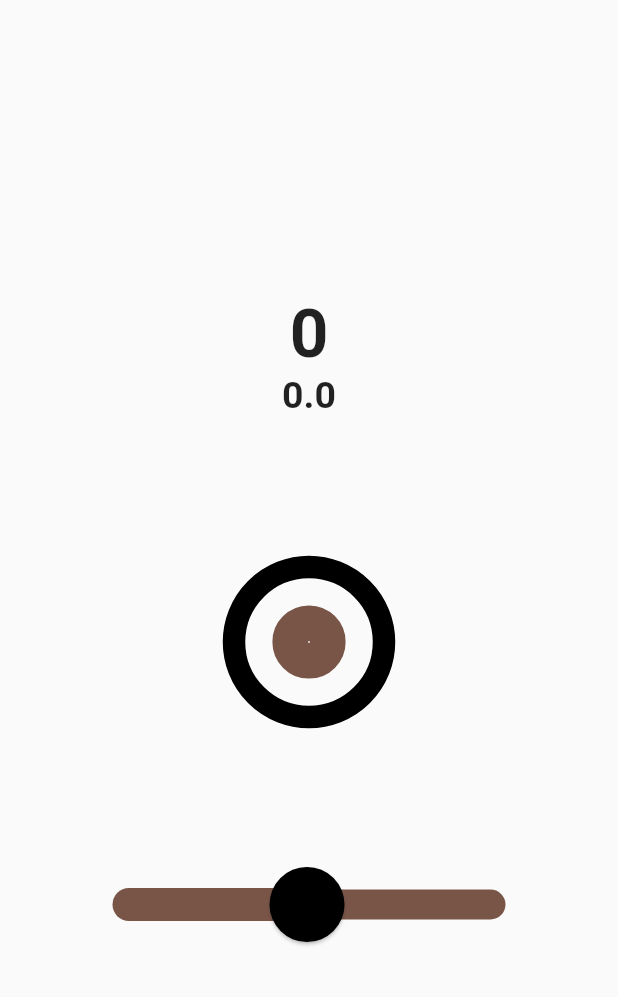
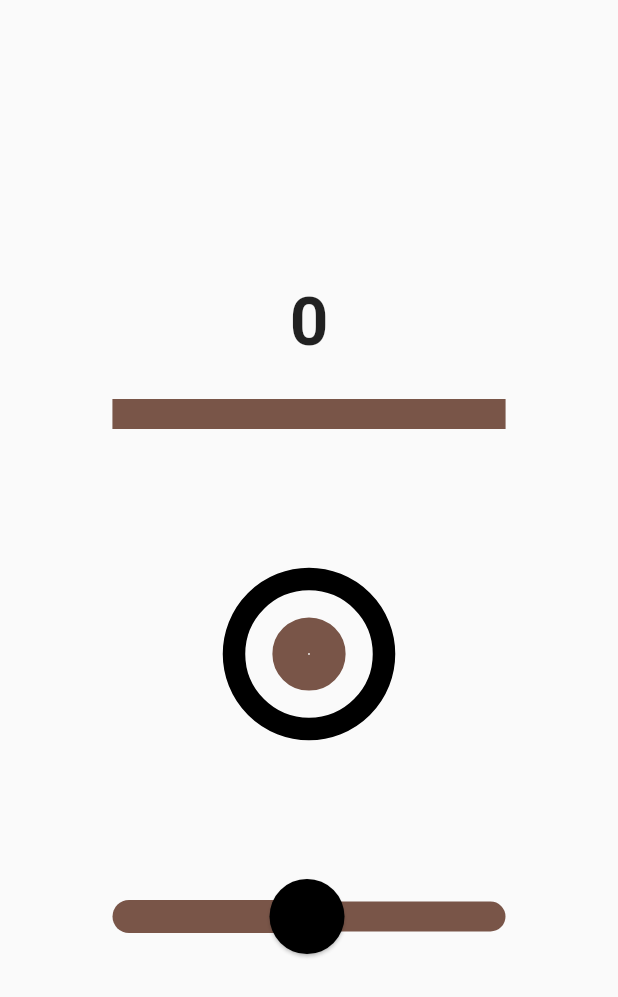
Before and after one commit to joscha0/circle_hit, a Flutter app: the screen it shows after launch, after a tap on "PLAY survival", on a phone screen of 412 x 824 dp. Shown: the top 997 px of the screen. Run offline on Flutter 3.47's test engine with Material 2 defaults, Android fonts, the phone set to English and light mode, and no system bars.

```diff
--- a/lib/main.dart
+++ b/lib/main.dart
@@ -36,7 +36,8 @@ class _MyStatefulWidgetState extends State<MyStatefulWidget> {
   int highscoreOneMin = 0;
   bool isPlaying = false;
   bool isSurvival = false;
-  double startTime = 0;
+  double startTime = 60;
+  double time = 60;
   Timer timer = Timer.periodic(Duration(seconds: 1), (timer) {});
 
   @override
@@ -48,12 +49,20 @@ class _MyStatefulWidgetState extends State<MyStatefulWidget> {
           isPlaying ? '$score' : "start playing",
           style: TextStyle(fontSize: 45, fontWeight: FontWeight.bold),
         ),
-        Text(
-          isPlaying
-              ? '$startTime'
-              : 'last score $score' + (isSurvival ? " (survival)" : " (1 min)"),
-          style: TextStyle(fontSize: 25, fontWeight: FontWeight.bold),
-        ),
+        isPlaying
+            ? Padding(
+                padding: const EdgeInsets.fromLTRB(75, 25, 75, 0),
+                child: LinearProgressIndicator(
+                  color: _targetColor,
+                  backgroundColor: _targetColor.withOpacity(0.3),
+                  minHeight: 20,
+                  value: time / startTime,
+                ),
+              )
+            : Text(
+                'last score $score' + (isSurvival ? " (survival)" : " (1 min)"),
+                style: TextStyle(fontSize: 25, fontWeight: FontWeight.bold),
+              ),
         SizedBox(
           height: 50,
         ),
@@ -107,6 +116,7 @@ class _MyStatefulWidgetState extends State<MyStatefulWidget> {
                 mainAxisAlignment: MainAxisAlignment.center,
                 children: [
                   ElevatedButton(
+                      style: ElevatedButton.styleFrom(primary: _targetColor),
                       onPressed: () {
                         setState(() {
                           score = 0;
@@ -131,6 +141,7 @@ class _MyStatefulWidgetState extends State<MyStatefulWidget> {
                     height: 25,
                   ),
                   ElevatedButton(
+                      style: ElevatedButton.styleFrom(primary: _targetColor),
                       onPressed: () {
                         setState(() {
                           score = 0;
@@ -167,12 +178,13 @@ class _MyStatefulWidgetState extends State<MyStatefulWidget> {
   }
 
   void startSurvival() {
-    startTime = (exp(-(0.04 * score)) * 50) + 10;
+    time = (exp(-(0.04 * score)) * 50) + 10;
+    startTime = time;
     timer.cancel();
     timer = new Timer.periodic(
       Duration(milliseconds: 100),
       (Timer timer) {
-        if (startTime <= 0) {
+        if (time <= 0) {
           setState(() {
             timer.cancel();
             if (score > highscoreSurvival) {
@@ -184,7 +196,7 @@ class _MyStatefulWidgetState extends State<MyStatefulWidget> {
           });
         } else {
           setState(() {
-            startTime--;
+            time--;
           });
         }
       },
@@ -192,12 +204,13 @@ class _MyStatefulWidgetState extends State<MyStatefulWidget> {
   }
 
   void startOneMinute() {
-    startTime = 60;
+    time = 60;
+    startTime = time;
     timer.cancel();
     timer = new Timer.periodic(
       Duration(seconds: 1),
       (Timer timer) {
-        if (startTime <= 0) {
+        if (time <= 0) {
           setState(() {
             timer.cancel();
             if (score > highscoreOneMin) {
@@ -209,7 +222,7 @@ class _MyStatefulWidgetState extends State<MyStatefulWidget> {
           });
         } else {
           setState(() {
-            startTime--;
+            time--;
           });
         }
       },
```
